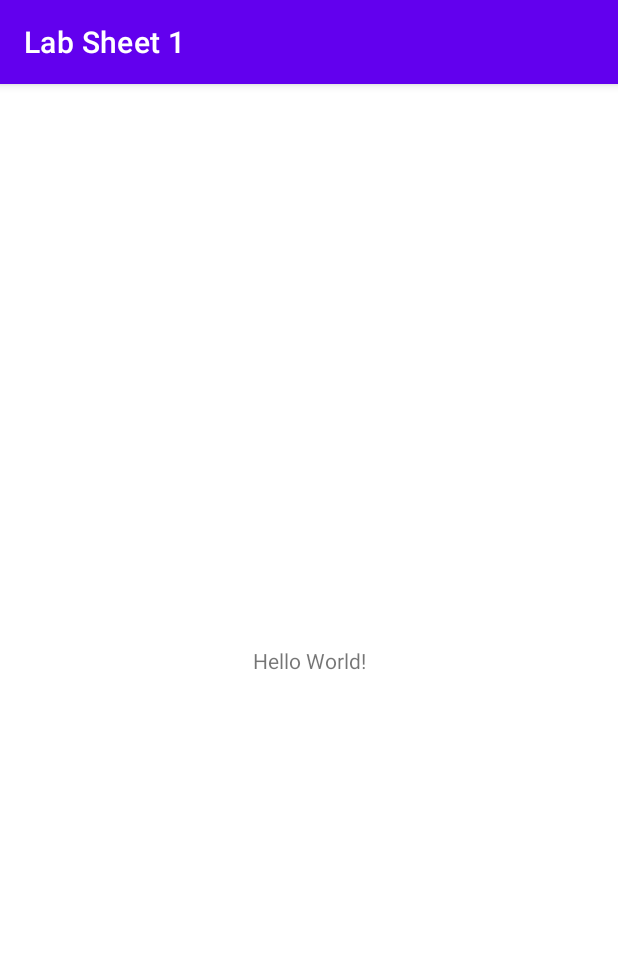
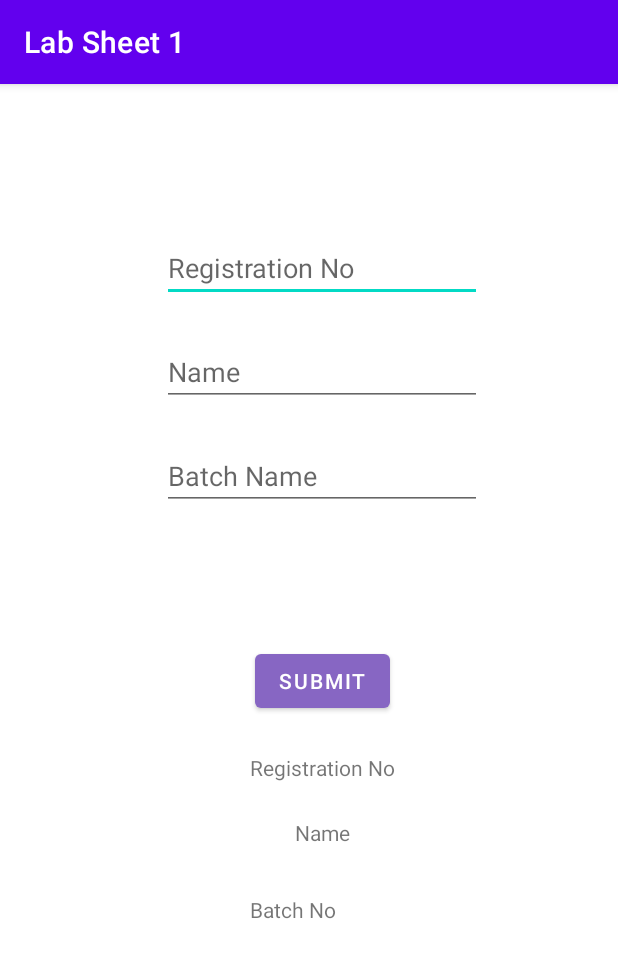
Before and after one commit to SLIIT-Curtin-SE/Year2-Sem2, an Android app: the screen it shows after launch (MainActivity), on a phone screen of 412 x 824 dp. Shown: the top 958 px of the screen. Run offline under Robolectric (Android 15) with nearby library versions, the phone set to English and light mode, and no system bars.

Commit message:
Lab Sheet 1 completed

```diff
--- a/MAD/Lab Sheet/LabSheet1/app/src/main/java/com/example/labsheet1/MainActivity.java
+++ b/MAD/Lab Sheet/LabSheet1/app/src/main/java/com/example/labsheet1/MainActivity.java
@@ -3,6 +3,9 @@ package com.example.labsheet1;
 import androidx.appcompat.app.AppCompatActivity;
 
 import android.os.Bundle;
+import android.view.View;
+import android.widget.EditText;
+import android.widget.TextView;
 
 public class MainActivity extends AppCompatActivity {
 
@@ -11,4 +14,21 @@ public class MainActivity extends AppCompatActivity {
         super.onCreate(savedInstanceState);
         setContentView(R.layout.activity_main);
     }
+
+    public void onSubmit(View view){
+        TextView txtRegistrationNumber = findViewById(R.id.textView1);
+        TextView txtName = findViewById(R.id.textView2);
+        TextView txtBatchName = findViewById(R.id.textView5);
+
+        EditText editTextRegistrationNumber = findViewById(R.id.editText1);
+        EditText editTextName = findViewById(R.id.editText2);
+        EditText editTextBatchName = findViewById(R.id.editText3);
+
+        txtRegistrationNumber.setText("Registration Number :"+editTextRegistrationNumber.getText().toString());
+        txtName.setText("Name :"+editTextName.getText().toString());
+        txtBatchName.setText("Batch Name :"+editTextBatchName.getText().toString());
+
+
+
+    }
 }
--- a/MAD/Lab Sheet/LabSheet1/app/src/main/res/layout/activity_main.xml
+++ b/MAD/Lab Sheet/LabSheet1/app/src/main/res/layout/activity_main.xml
@@ -6,13 +6,84 @@
     android:layout_height="match_parent"
     tools:context=".MainActivity">
 
-    <TextView
+    <EditText
+        android:id="@+id/editText1"
         android:layout_width="wrap_content"
         android:layout_height="wrap_content"
-        android:text="Hello World!"
-        app:layout_constraintBottom_toBottomOf="parent"
-        app:layout_constraintLeft_toLeftOf="parent"
-        app:layout_constraintRight_toRightOf="parent"
+        android:layout_marginTop="100dp"
+        android:ems="10"
+        android:hint="Registration No"
+        android:inputType="textPersonName"
+        app:layout_constraintEnd_toEndOf="parent"
+        app:layout_constraintHorizontal_bias="0.542"
+        app:layout_constraintStart_toStartOf="parent"
         app:layout_constraintTop_toTopOf="parent" />
 
+    <EditText
+        android:id="@+id/editText2"
+        android:layout_width="wrap_content"
+        android:layout_height="wrap_content"
+        android:layout_marginTop="24dp"
+        android:ems="10"
+        android:hint="Name"
+        android:inputType="textPersonName"
+        app:layout_constraintEnd_toEndOf="@+id/editText1"
+        app:layout_constraintStart_toStartOf="@+id/editText1"
+        app:layout_constraintTop_toBottomOf="@+id/editText1" />
+
+    <EditText
+        android:id="@+id/editText3"
+        android:layout_width="wrap_content"
+        android:layout_height="wrap_content"
+        android:layout_marginTop="24dp"
+        android:ems="10"
+        android:hint="Batch Name"
+        android:inputType="textPersonName"
+        app:layout_constraintEnd_toEndOf="@+id/editText2"
+        app:layout_constraintStart_toStartOf="@+id/editText2"
+        app:layout_constraintTop_toBottomOf="@+id/editText2" />
+
+    <Button
+        android:id="@+id/btn1"
+        android:layout_width="wrap_content"
+        android:layout_height="wrap_content"
+        android:layout_marginTop="90dp"
+        android:onClick="onSubmit"
+        android:text="Submit"
+        app:backgroundTint="#8766C3"
+        app:layout_constraintEnd_toEndOf="@+id/editText3"
+        app:layout_constraintStart_toStartOf="@+id/editText3"
+        app:layout_constraintTop_toBottomOf="@+id/editText3" />
+
+    <TextView
+        android:id="@+id/textView1"
+        android:layout_width="wrap_content"
+        android:layout_height="wrap_content"
+        android:layout_marginTop="24dp"
+        android:text="Registration No"
+        app:layout_constraintEnd_toEndOf="@+id/btn1"
+        app:layout_constraintStart_toStartOf="@+id/btn1"
+        app:layout_constraintTop_toBottomOf="@+id/btn1" />
+
+    <TextView
+        android:id="@+id/textView2"
+        android:layout_width="wrap_content"
+        android:layout_height="wrap_content"
+        android:layout_marginTop="24dp"
+        android:text="Name"
+        app:layout_constraintEnd_toEndOf="@+id/textView1"
+        app:layout_constraintStart_toStartOf="@+id/textView1"
+        app:layout_constraintTop_toBottomOf="@+id/textView1" />
+
+    <TextView
+        android:id="@+id/textView5"
+        android:layout_width="115dp"
+        android:layout_height="56dp"
+        android:layout_marginTop="32dp"
+        android:text="Batch No"
+        app:layout_constraintEnd_toEndOf="@+id/textView2"
+        app:layout_constraintHorizontal_bias="0.384"
+        app:layout_constraintStart_toStartOf="@+id/textView2"
+        app:layout_constraintTop_toBottomOf="@+id/textView2" />
+
 </androidx.constraintlayout.widget.ConstraintLayout>
```
